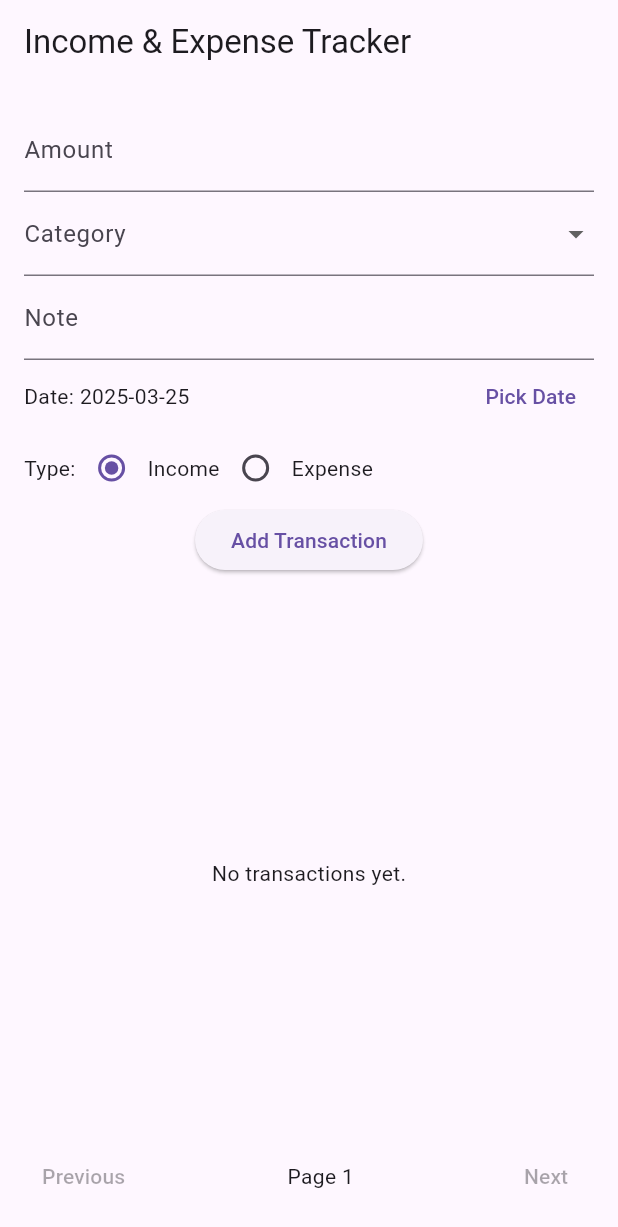
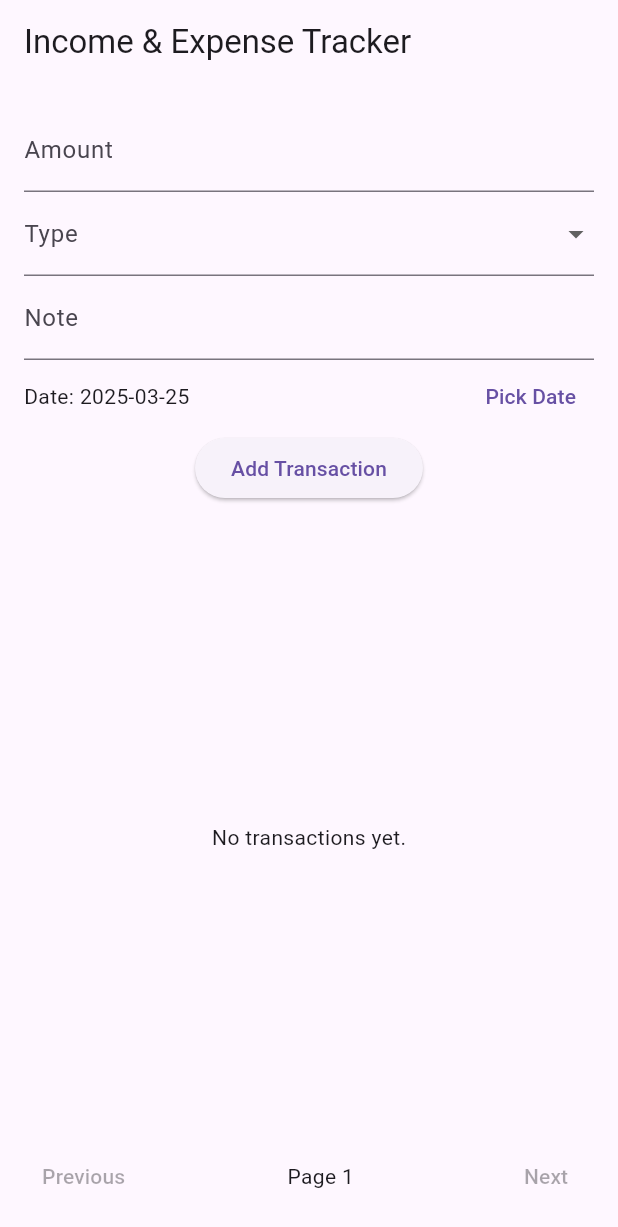
Before and after one commit to Gregory-Vaughan/MAD-Project-1_FinanceManager, a Flutter app: the screen it shows after launch, after a tap on "Add Transaction", on a phone screen of 412 x 824 dp. Shown: the top 1227 px of the screen. Run offline on Flutter 3.47's test engine with Material 3 defaults, Android fonts, the phone set to English and light mode, and no system bars.

Commit message:
Changed order for where type of transaction appears  appears

```diff
--- a/financemanager/lib/main.dart
+++ b/financemanager/lib/main.dart
@@ -33,25 +33,25 @@
   final _amountController = TextEditingController();
   final _noteController = TextEditingController();
   DateTime _selectedDate = DateTime.now();
-  bool _isIncome = true;
+  bool? _isIncome; // Initially null until user selects type
   int _currentPage = 0;
 
   String? _selectedCategory;
 
   final int _transactionsPerPage = 10;
 
-  final List<String> _incomeCategories = ['dividends', 'work', 'business', 'transfer'];
-  final List<String> _expenseCategories = ['gas', 'shopping', 'groceries', 'miscellaneous', 'travel'];
+  final List<String> _incomeCategories = ['dividends', 'work', 'business', 'transfer', 'Other'];
+  final List<String> _expenseCategories = ['gas', 'shopping', 'groceries', 'Other', 'travel'];
 
   void _addTransaction() {
-    if (_amountController.text.isEmpty || _selectedCategory == null) return;
+    if (_amountController.text.isEmpty || _selectedCategory == null || _isIncome == null) return;
 
     final newTx = Transaction(
       amount: double.parse(_amountController.text),
       category: _selectedCategory!,
       date: _selectedDate,
       note: _noteController.text,
-      isIncome: _isIncome,
+      isIncome: _isIncome!,
     );
 
     setState(() {
@@ -64,7 +64,7 @@
     _amountController.clear();
     _noteController.clear();
     _selectedDate = DateTime.now();
-    _isIncome = true;
+    _isIncome = null;
     _selectedCategory = null;
   }
 
@@ -75,7 +75,7 @@
       firstDate: DateTime(2000),
       lastDate: DateTime(2100),
     );
-    if (picked != null && picked != _selectedDate) {
+    if (picked != null) {
       setState(() {
         _selectedDate = picked;
       });
@@ -93,7 +93,7 @@
     final DateFormat formatter = DateFormat('yyyy-MM-dd');
     final paginatedTx = _paginatedTransactions();
 
-    final categoryOptions = _isIncome ? _incomeCategories : _expenseCategories;
+    final categoryOptions = _isIncome == true ? _incomeCategories : _expenseCategories;
 
     return Scaffold(
       appBar: AppBar(title: const Text('Income & Expense Tracker')),
@@ -101,24 +101,47 @@
         padding: const EdgeInsets.all(16),
         child: Column(
           children: [
-            // Input Form
+            // Amount Input
             TextField(
               controller: _amountController,
               keyboardType: TextInputType.number,
               decoration: const InputDecoration(labelText: 'Amount'),
             ),
+
+            // Type Dropdown (Income/Expense)
+            DropdownButtonFormField<bool>(
+              value: _isIncome,
+              decoration: const InputDecoration(labelText: 'Type'),
+              items: const [
+                DropdownMenuItem(value: true, child: Text('Income')),
+                DropdownMenuItem(value: false, child: Text('Expense')),
+              ],
+              onChanged: (value) {
+                setState(() {
+                  _isIncome = value;
+                  _selectedCategory = null;
+                });
+              },
+            ),
+
+            // Category Dropdown - only shows if Type is selected
+            if (_isIncome != null)
               DropdownButtonFormField<String>(
                 value: _selectedCategory,
+                decoration: const InputDecoration(labelText: 'Category'),
                 items: categoryOptions
                     .map((category) => DropdownMenuItem(value: category, child: Text(category)))
                     .toList(),
                 onChanged: (value) => setState(() => _selectedCategory = value),
-              decoration: const InputDecoration(labelText: 'Category'),
               ),
+
+            // Note Input
             TextField(
               controller: _noteController,
               decoration: const InputDecoration(labelText: 'Note'),
             ),
+
+            // Date Picker
             Row(
               mainAxisAlignment: MainAxisAlignment.spaceBetween,
               children: [
@@ -129,38 +152,14 @@
                 ),
               ],
             ),
-            Row(
-              children: [
-                const Text('Type:'),
-                Radio(
-                  value: true,
-                  groupValue: _isIncome,
-                  onChanged: (value) {
-                    setState(() {
-                      _isIncome = value!;
-                      _selectedCategory = null;
-                    });
-                  },
-                ),
-                const Text('Income'),
-                Radio(
-                  value: false,
-                  groupValue: _isIncome,
-                  onChanged: (value) {
-                    setState(() {
-                      _isIncome = value!;
-                      _selectedCategory = null;
-                    });
-                  },
-                ),
-                const Text('Expense'),
-              ],
-            ),
+
+            // Add Transaction Button
             ElevatedButton(
               onPressed: _addTransaction,
               child: const Text('Add Transaction'),
             ),
             const SizedBox(height: 20),
+
             // Transaction List
             Expanded(
               child: paginatedTx.isEmpty
@@ -185,6 +184,7 @@
                       },
                     ),
             ),
+
             // Pagination Controls
             Row(
               mainAxisAlignment: MainAxisAlignment.spaceBetween,
```
Lines whose indentation alone changed are shown as unchanged.
